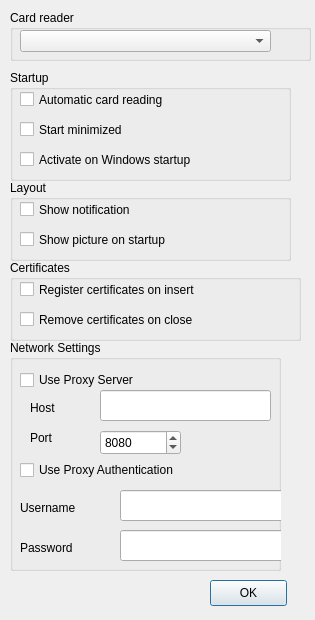
amagovpt/autenticacao.gov, file pteid-mw-pt/_src/eidmw/eidgui/dlgOptions.ui: the form before one commit.
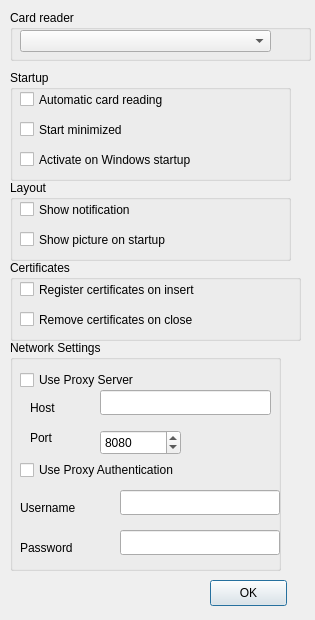
The form after the commit.

Commit message: Cosmetic changes in proxy dialog

Diff of the .ui file:
```diff
--- a/pteid-mw-pt/_src/eidmw/eidgui/dlgOptions.ui
+++ b/pteid-mw-pt/_src/eidmw/eidgui/dlgOptions.ui
@@ -237,7 +237,7 @@
       <x>90</x>
       <y>50</y>
       <width>171</width>
-      <height>31</height>
+      <height>25</height>
      </rect>
     </property>
    </widget>
@@ -317,8 +317,8 @@
      <rect>
       <x>110</x>
       <y>150</y>
-      <width>171</width>
-      <height>31</height>
+      <width>160</width>
+      <height>25</height>
      </rect>
     </property>
    </widget>
@@ -340,8 +340,8 @@
      <rect>
       <x>110</x>
       <y>190</y>
-      <width>171</width>
-      <height>31</height>
+      <width>160</width>
+      <height>25</height>
      </rect>
     </property>
     <property name="echoMode">
```
The commit also changes 1 other file.
